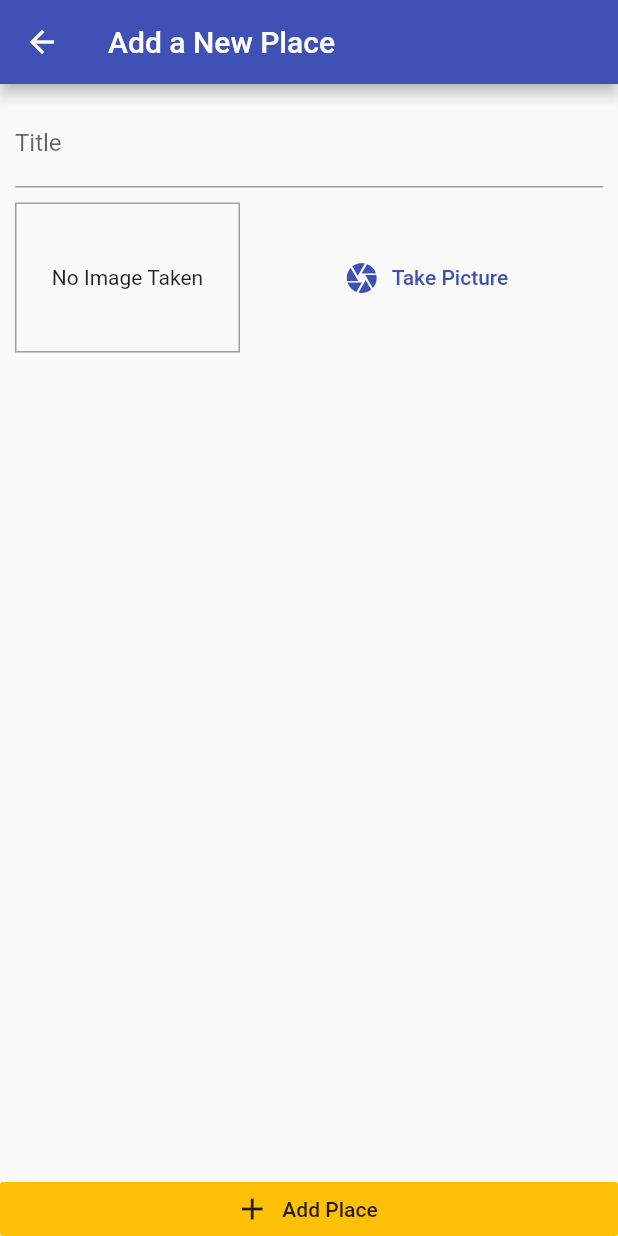
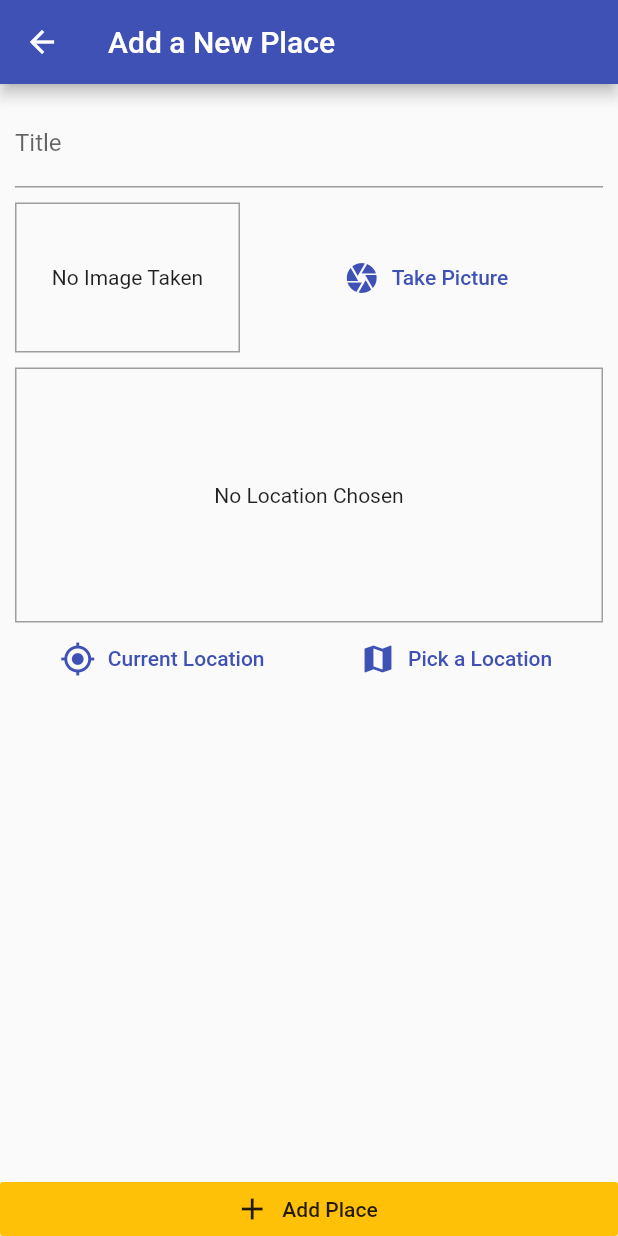
Before and after one commit to vanshg395/great_places, a Flutter app: the AddPlaceScreen screen opened by its route, on a phone screen of 412 x 824 dp. Run offline on Flutter 3.47's test engine with Material 2 defaults, Android fonts, the phone set to English and light mode, and no system bars; our stand-ins replace image_picker, location, sqflite; accounts and stored records are empty.

Commit message:
some shit

```diff
--- /dev/null
+++ b/lib/helpers/location_helper.dart
@@ -0,0 +1,7 @@
+const GOOGLE_API_KEY = 'AIzaSyBg9yn5JtQgKRFbg6FCTy4ewbF24kRuAYI';
+
+class LocationHelper {
+  static String generateLocationPreview({double longitude, double latitude}) {
+    return 'https://maps.googleapis.com/maps/api/staticmap?center=$latitude,$longitude&zoom=13&size=600x300&maptype=roadmap&markers=color:red%7Clabel:A%7C$latitude,$longitude&key=$GOOGLE_API_KEY';
+  }
+}
--- a/lib/main.dart
+++ b/lib/main.dart
@@ -13,6 +13,7 @@ class MyApp extends StatelessWidget {
     return ChangeNotifierProvider.value(
       value: GreatPlaces(),
       child: MaterialApp(
+          debugShowCheckedModeBanner: false,
           title: 'Great Places',
           theme: ThemeData(
             primarySwatch: Colors.indigo,
--- a/lib/screens/add_place_screen.dart
+++ b/lib/screens/add_place_screen.dart
@@ -4,6 +4,7 @@ import 'package:flutter/material.dart';
 import 'package:provider/provider.dart';
 
 import '../widgets/image_input.dart';
+import '../widgets/location_input.dart';
 import '../providers/great_places.dart';
 
 class AddPlaceScreen extends StatefulWidget {
@@ -53,6 +54,10 @@ class _AddPlaceScreenState extends State<AddPlaceScreen> {
                       height: 10,
                     ),
                     ImageInput(_selectImage),
+                    SizedBox(
+                      height: 10,
+                    ),
+                    LocationInput(),
                   ],
                 ),
               ),
--- a/lib/widgets/image_input.dart
+++ b/lib/widgets/image_input.dart
@@ -42,7 +42,10 @@ class _ImageInputState extends State<ImageInput> {
           width: 150,
           height: 100,
           decoration: BoxDecoration(
-            border: Border.all(width: 1, color: Colors.grey),
+            border: Border.all(
+              width: 1,
+              color: Colors.grey,
+            ),
           ),
           child: _storedImage != null
               ? Image.file(
--- /dev/null
+++ b/lib/widgets/location_input.dart
@@ -0,0 +1,65 @@
+import 'package:flutter/material.dart';
+
+import 'package:location/location.dart';
+import '../helpers/location_helper.dart';
+
+class LocationInput extends StatefulWidget {
+  @override
+  _LocationInputState createState() => _LocationInputState();
+}
+
+class _LocationInputState extends State<LocationInput> {
+  String _previewImageUrl;
+
+  Future<void> _getCurrentLocation() async {
+    final localData = await Location().getLocation();
+    _previewImageUrl = LocationHelper.generateLocationPreview(
+        latitude: localData.latitude, longitude: localData.longitude);
+    setState(() {});
+  }
+
+  @override
+  Widget build(BuildContext context) {
+    return Column(
+      children: <Widget>[
+        Container(
+          decoration: BoxDecoration(
+            border: Border.all(
+              width: 1,
+              color: Colors.grey,
+            ),
+          ),
+          alignment: Alignment.center,
+          width: double.infinity,
+          height: 170,
+          child: _previewImageUrl == null
+              ? Text(
+                  'No Location Chosen',
+                  textAlign: TextAlign.center,
+                )
+              : Image.network(
+                  _previewImageUrl,
+                  fit: BoxFit.cover,
+                ),
+        ),
+        Row(
+          mainAxisAlignment: MainAxisAlignment.spaceAround,
+          children: <Widget>[
+            FlatButton.icon(
+              icon: Icon(Icons.my_location),
+              label: Text('Current Location'),
+              textColor: Theme.of(context).primaryColor,
+              onPressed: () => _getCurrentLocation(),
+            ),
+            FlatButton.icon(
+              icon: Icon(Icons.map),
+              label: Text('Pick a Location'),
+              textColor: Theme.of(context).primaryColor,
+              onPressed: () {},
+            ),
+          ],
+        ),
+      ],
+    );
+  }
+}
--- a/pubspec.yaml
+++ b/pubspec.yaml
@@ -24,6 +24,7 @@ dependencies:
   path_provider: ^1.1.0
   path: ^1.6.2
   sqflite: ^1.2.0
+  location: ^2.3.5
 
   # The following adds the Cupertino Icons font to your application.
   # Use with the CupertinoIcons class for iOS style icons.
```
Also changed, not shown: pubspec.lock, 5 other files.
